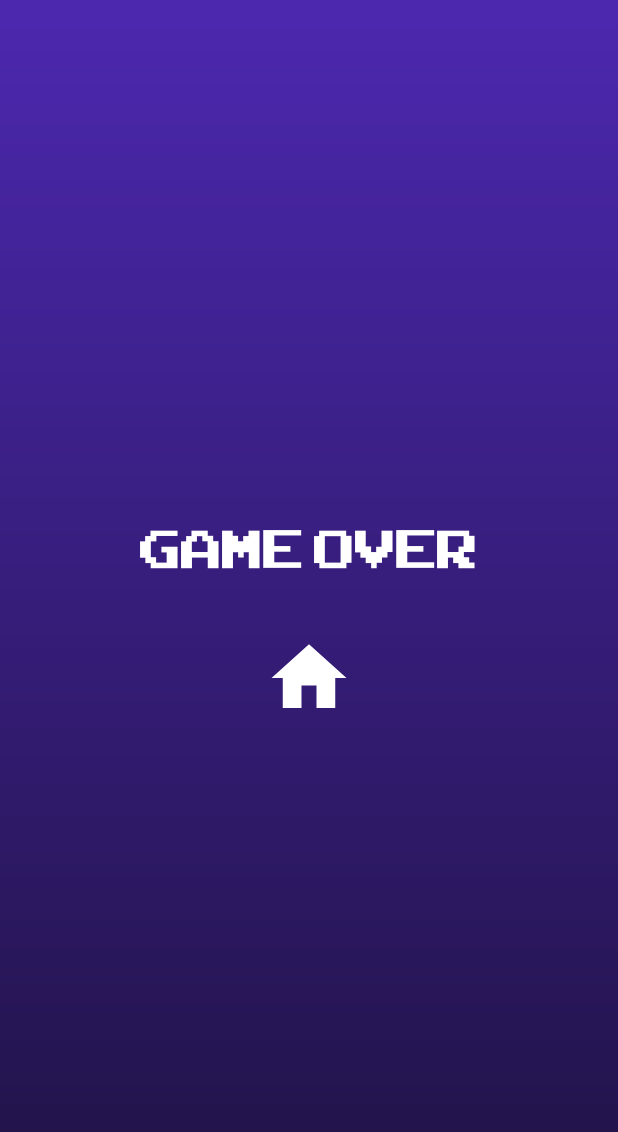
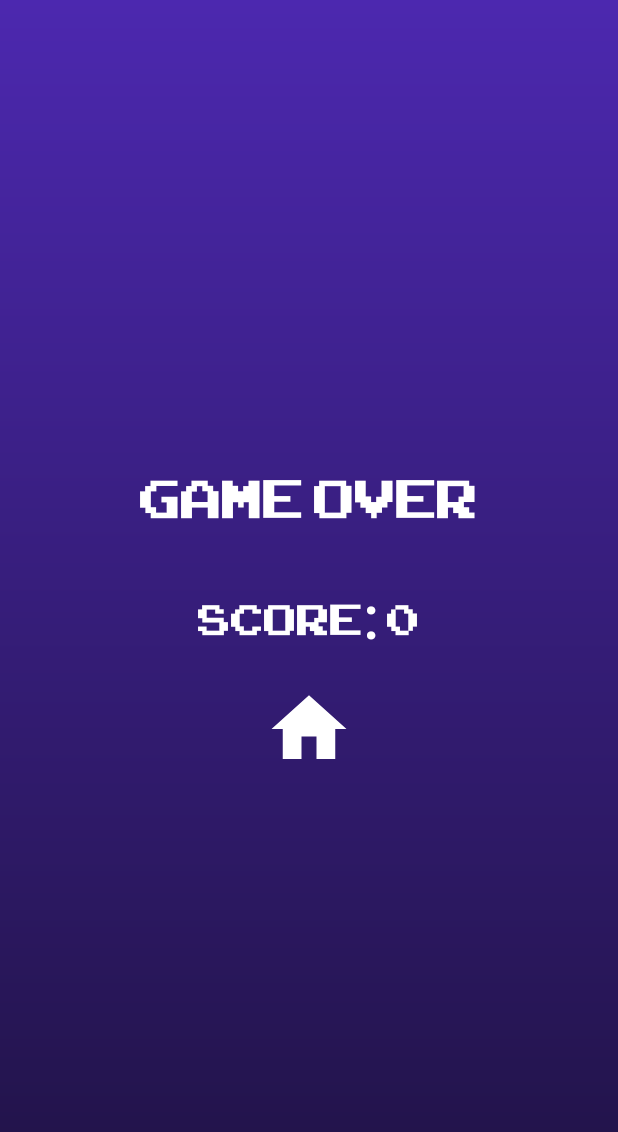
Before and after one commit to daaviid9/Tetris, an Android app: the GameOverScreen screen opened directly, with no data from a screen before it, on a phone screen of 412 x 824 dp. Shown: the top 1132 px of the screen. Run offline under Robolectric (Android 15) with nearby library versions, the phone set to English and light mode, and no system bars.

Commit message:
Gameover score added

```diff
--- a/app/src/main/AndroidManifest.xml
+++ b/app/src/main/AndroidManifest.xml
@@ -11,7 +11,8 @@
         android:theme="@style/Theme.Tetris">
         <activity
             android:name=".PopHelp"
-            android:exported="false" />
+            android:exported="true"
+            android:theme="@style/Theme.Tetris.PopMe"/>
         <activity
             android:name=".GameOverScreen"
             android:exported="false"
--- a/app/src/main/java/sk/upjs/ics/android/tetris/GameBoard.java
+++ b/app/src/main/java/sk/upjs/ics/android/tetris/GameBoard.java
@@ -293,8 +293,7 @@ turn all pieces until square piece
     }
 
     public boolean checkGameOver(Piece piece) {
-        if(can_Move_Down(piece) == false && piece.getMinXCoordinate(
-                piece.x1, piece.x2, piece.x3, piece.x4)<=1) {
+        if(can_Move_Down(piece) == false && piece.getMinXCoordinate(piece.x1, piece.x2, piece.x3, piece.x4)<=1) {
             return true;
         }
         return false;
--- a/app/src/main/java/sk/upjs/ics/android/tetris/GameOverScreen.java
+++ b/app/src/main/java/sk/upjs/ics/android/tetris/GameOverScreen.java
@@ -6,9 +6,11 @@ import android.content.Intent;
 import android.os.Bundle;
 import android.view.View;
 import android.widget.ImageButton;
+import android.widget.TextView;
 
 public class GameOverScreen extends AppCompatActivity {
     private ImageButton homeBtn;
+    private TextView scoreView;
 
     @Override
     protected void onCreate(Bundle savedInstanceState) {
@@ -16,6 +18,11 @@ public class GameOverScreen extends AppCompatActivity {
         setContentView(R.layout.activity_game_over_screen);
 
         homeBtn = (ImageButton) findViewById(R.id.home_lb);
+        scoreView = (TextView) findViewById(R.id.score_lb);
+
+        int score = getIntent().getIntExtra("score", 0);
+
+        scoreView.append(String.valueOf(score));
 
         homeBtn.setOnClickListener(new View.OnClickListener() {
             public void onClick(View view) {
--- a/app/src/main/res/layout/activity_game_over_screen.xml
+++ b/app/src/main/res/layout/activity_game_over_screen.xml
@@ -18,11 +18,21 @@
         android:textSize="50sp"
         android:textColor="@color/white"/>
 
+    <TextView
+        android:id="@+id/score_lb"
+        android:layout_width="wrap_content"
+        android:layout_height="wrap_content"
+        android:fontFamily="@font/arcadeclassic"
+        android:text="Score: "
+        android:textSize="40sp"
+        android:textColor="@color/white"
+        android:layout_marginTop="30dp"/>
+
     <ImageButton
         android:id="@+id/home_lb"
         android:layout_width="60dp"
         android:layout_height="60dp"
-        android:layout_marginTop="30dp"
+        android:layout_marginTop="20dp"
         android:background="@drawable/ic_home"/>
 
 </LinearLayout>
```
Also changed, not shown: app/src/main/java/sk/upjs/ics/android/tetris/Points.java (+7 -7 lines), app/src/main/java/sk/upjs/ics/android/tetris/PopHelp.java (+21 -4 lines), app/src/main/java/sk/upjs/ics/android/tetris/Tetris.java (+14 -8 lines).
